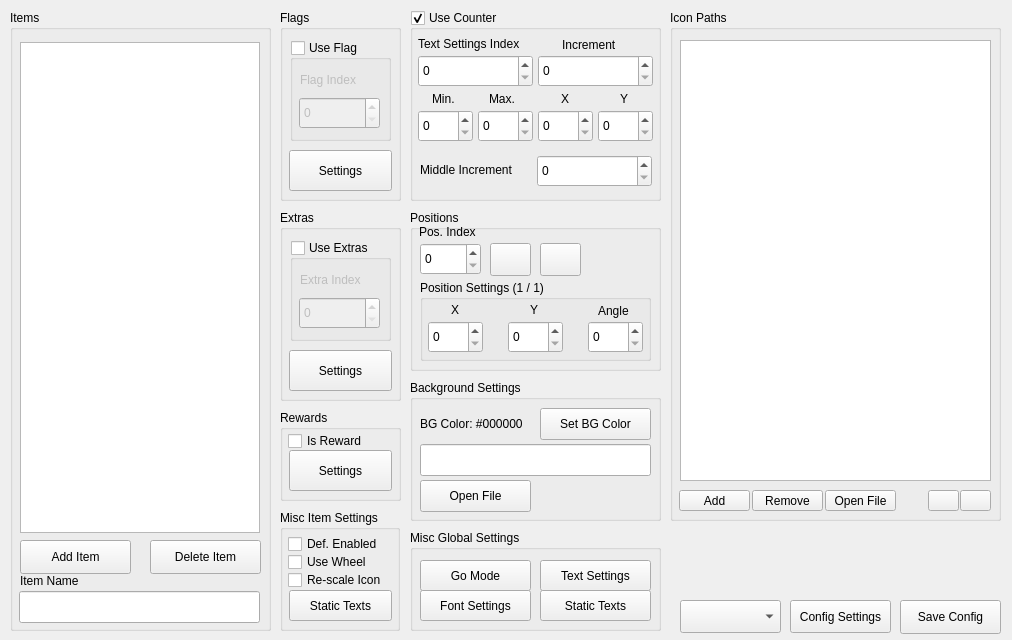
The window that ui/editor.ui (Yanis002/SaucisseTracker) describes before a commit, drawn with Qt 5.
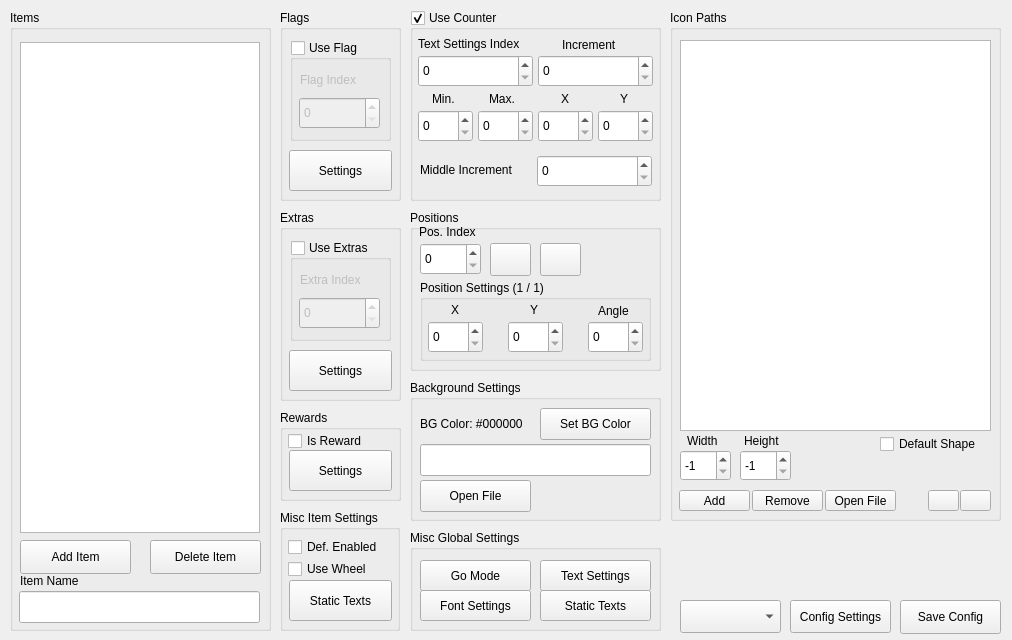
The same window after the commit. Icons and pictures are not drawn.

Commit message: add custom scale and add option to use the default pixmap item shape() behavior

What changed in the file:
```diff
--- a/ui/editor.ui
+++ b/ui/editor.ui
@@ -181,7 +181,7 @@
       <x>10</x>
       <y>30</y>
       <width>311</width>
-      <height>441</height>
+      <height>391</height>
      </rect>
     </property>
    </widget>
@@ -259,6 +259,83 @@
      <iconset theme="QIcon::ThemeIcon::GoDown"/>
     </property>
    </widget>
+   <widget class="QSpinBox" name="spinBox_8">
+    <property name="geometry">
+     <rect>
+      <x>10</x>
+      <y>440</y>
+      <width>51</width>
+      <height>31</height>
+     </rect>
+    </property>
+    <property name="minimum">
+     <number>-1</number>
+    </property>
+    <property name="maximum">
+     <number>999</number>
+    </property>
+    <property name="value">
+     <number>-1</number>
+    </property>
+   </widget>
+   <widget class="QLabel" name="label_3">
+    <property name="geometry">
+     <rect>
+      <x>17</x>
+      <y>422</y>
+      <width>41</width>
+      <height>18</height>
+     </rect>
+    </property>
+    <property name="text">
+     <string>Width</string>
+    </property>
+   </widget>
+   <widget class="QSpinBox" name="spinBox_14">
+    <property name="geometry">
+     <rect>
+      <x>70</x>
+      <y>440</y>
+      <width>51</width>
+      <height>31</height>
+     </rect>
+    </property>
+    <property name="minimum">
+     <number>-1</number>
+    </property>
+    <property name="maximum">
+     <number>999</number>
+    </property>
+    <property name="value">
+     <number>-1</number>
+    </property>
+   </widget>
+   <widget class="QLabel" name="label_11">
+    <property name="geometry">
+     <rect>
+      <x>74</x>
+      <y>422</y>
+      <width>51</width>
+      <height>18</height>
+     </rect>
+    </property>
+    <property name="text">
+     <string>Height</string>
+    </property>
+   </widget>
+   <widget class="QCheckBox" name="checkBox_3">
+    <property name="geometry">
+     <rect>
+      <x>210</x>
+      <y>423</y>
+      <width>111</width>
+      <height>22</height>
+     </rect>
+    </property>
+    <property name="text">
+     <string>Default Shape</string>
+    </property>
+   </widget>
   </widget>
   <widget class="QGroupBox" name="groupBox_4">
    <property name="geometry">
@@ -849,33 +926,20 @@
     <property name="geometry">
      <rect>
       <x>9</x>
-      <y>80</y>
+      <y>70</y>
       <width>103</width>
-      <height>31</height>
+      <height>41</height>
      </rect>
     </property>
     <property name="text">
      <string>Static Texts</string>
     </property>
    </widget>
-   <widget class="QCheckBox" name="checkBox_3">
-    <property name="geometry">
-     <rect>
-      <x>8</x>
-      <y>59</y>
-      <width>111</width>
-      <height>22</height>
-     </rect>
-    </property>
-    <property name="text">
-     <string>Re-scale Icon</string>
-    </property>
-   </widget>
    <widget class="QCheckBox" name="checkBox_4">
     <property name="geometry">
      <rect>
       <x>8</x>
-      <y>41</y>
+      <y>48</y>
       <width>101</width>
       <height>22</height>
      </rect>
@@ -888,7 +952,7 @@
     <property name="geometry">
      <rect>
       <x>8</x>
-      <y>23</y>
+      <y>26</y>
       <width>111</width>
       <height>22</height>
      </rect>
```
The commit also changes 4 other files.
